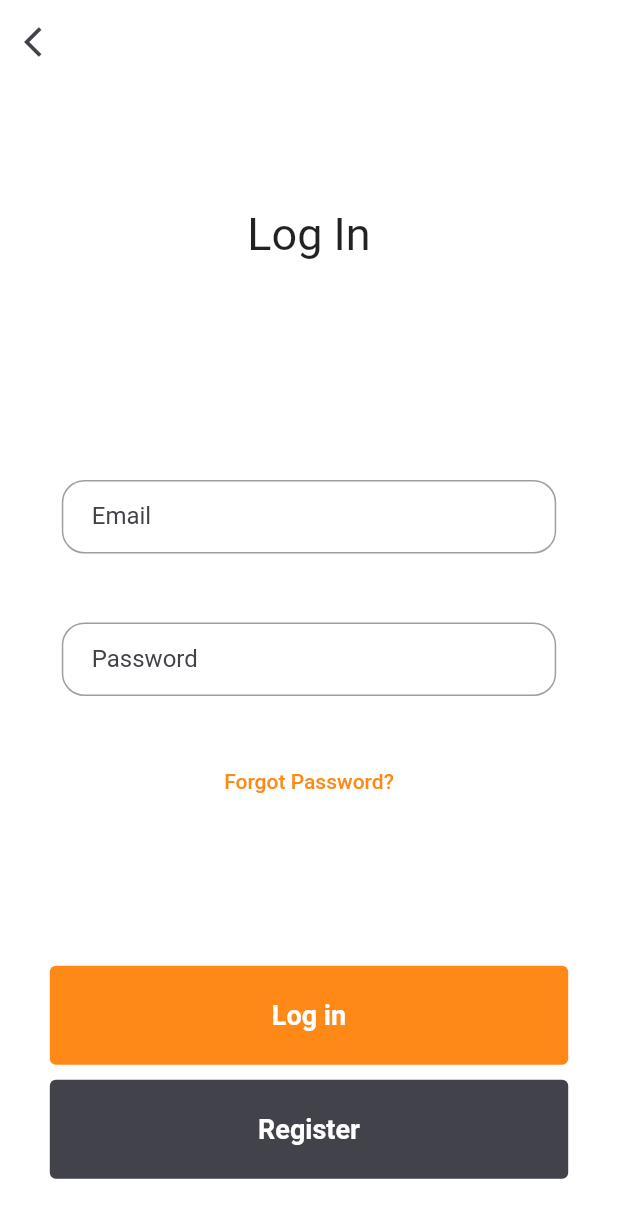
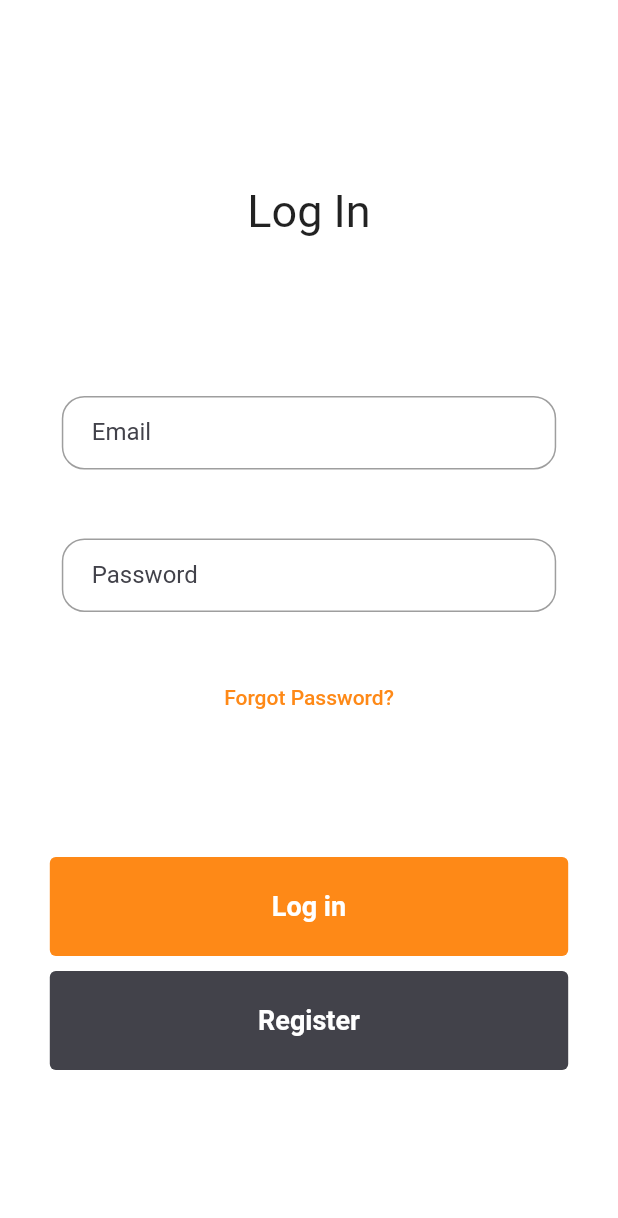
Before and after one commit to HudaOmer/doorstep_vujade, a Flutter app: the screen it shows after launch, on a phone screen of 412 x 824 dp. Shown: the top 1218 px of the screen. Run offline on Flutter 3.47's test engine with Material 2 defaults, Android fonts, the light colour scheme and no system bars; our stand-ins replace google_maps_flutter, shared_preferences; Roboto replaces fonts that are missing (Saken).

Commit message:
Connect Auth Screens

```diff
--- a/lib/auth_screens/auth.dart
+++ b/lib/auth_screens/auth.dart
@@ -3,7 +3,7 @@ import 'package:http/http.dart' as http;
 import 'package:shared_preferences/shared_preferences.dart';
 
 class AuthService {
-  final String baseUrl = 'http://your-laravel-app.test/api';
+  final String baseUrl = 'http://192.168.100.87:8000/api/auth';
 
   Future<bool> login(String email, String password) async {
     final url = Uri.parse('$baseUrl/login');
--- a/lib/auth_screens/login_screen.dart
+++ b/lib/auth_screens/login_screen.dart
@@ -3,6 +3,8 @@ import '../global_widgets/colored_button.dart';
 import '../global_widgets/colored_text_button.dart';
 import '../global_widgets/decorated_text_field.dart';
 import '../home_screens/navigation_screen.dart';
+import 'register_screen.dart';
+import 'forget_password_screen.dart';
 import '../utils/colors.dart';
 import 'auth.dart';
 
@@ -42,22 +44,16 @@ class _LoginScreenState extends State<LoginScreen> {
   Widget build(BuildContext context) {
     return Scaffold(
       backgroundColor: Colors.white,
-      appBar: AppBar(
-        elevation: 0,
-        iconTheme: IconThemeData(color: contrastColor),
-        backgroundColor: Colors.white,
-        leading: const Icon(Icons.arrow_back_ios),
-      ),
       body: SingleChildScrollView(
         child: Form(
           key: _formKey,
           child: Column(
             mainAxisAlignment: MainAxisAlignment.end,
             children: [
-              SizedBox(height: MediaQuery.of(context).size.height * 0.1),
+              SizedBox(height: MediaQuery.of(context).size.height * 0.15),
               const Center(
                   child: Text('Log In', style: TextStyle(fontSize: 30))),
-              SizedBox(height: MediaQuery.of(context).size.height * 0.15),
+              SizedBox(height: MediaQuery.of(context).size.height * 0.1),
               DecoratedTextField(
                   label: 'Email',
                   hint: 'SomeOne@email.com',
@@ -73,17 +69,30 @@ class _LoginScreenState extends State<LoginScreen> {
                   validator: (value) =>
                       value!.isEmpty ? 'Please Enter a password' : null),
               const SizedBox(height: 10),
-              ColoredTextButton(text: 'Forgot Password?', onPressed: () {}),
-              SizedBox(height: MediaQuery.of(context).size.height * 0.12),
+              ColoredTextButton(
+                  text: 'Forgot Password?',
+                  onPressed: () => Navigator.pushReplacement(
+                      context,
+                      MaterialPageRoute(
+                          builder: (context) => const ForgetPasswordScreen()))),
+              SizedBox(height: MediaQuery.of(context).size.height * 0.1),
               ColoredButton(
                   color: mainColor,
                   text: 'Log in',
-                  onPressed: () {
+                  onPressed: () async {
                     _formKey.currentState!.validate();
+                    await loginUser();
                   }),
               const SizedBox(height: 10),
               ColoredButton(
-                  color: contrastColor, text: 'Register', onPressed: () {}),
+                  color: contrastColor,
+                  text: 'Register',
+                  onPressed: () {
+                    Navigator.pushReplacement(
+                        context,
+                        MaterialPageRoute(
+                            builder: (context) => const RegisterScreen()));
+                  }),
               const SizedBox(height: 30),
             ],
           ),
```
Also changed, not shown: lib/auth_screens/edit_password_screen.dart (+12 -1 lines), lib/auth_screens/forget_password_screen.dart (+10 -1 lines), lib/auth_screens/otp_screen.dart (+8 -1 lines), lib/auth_screens/register_screen.dart (+14 -5 lines), lib/auth_screens/verification_screen.dart (+12 -1 lines).
